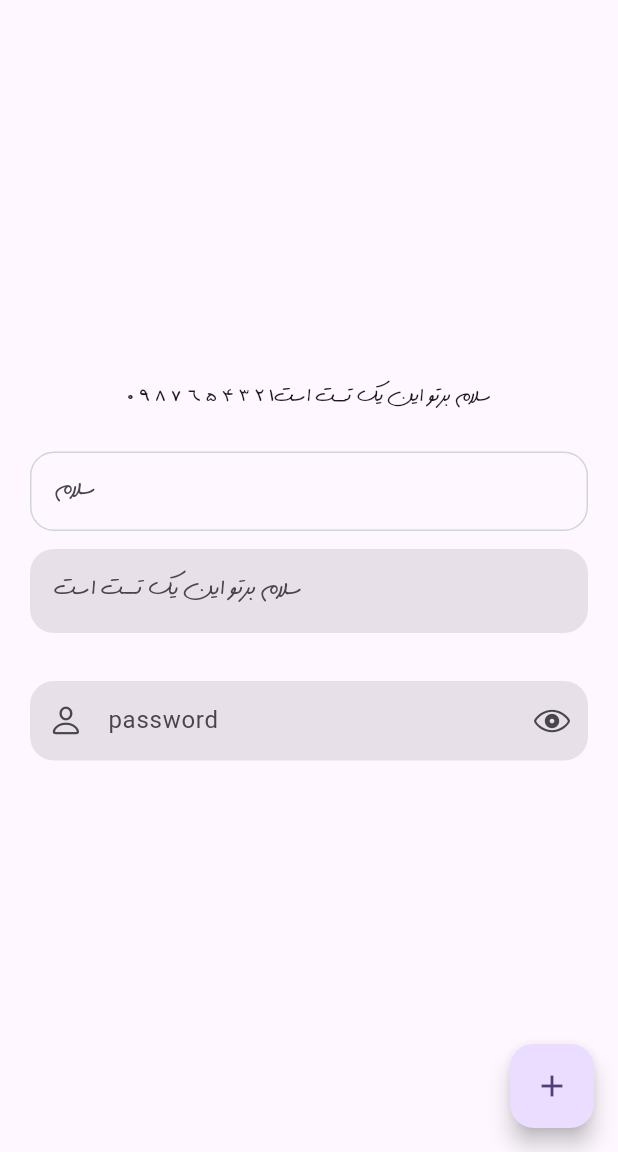
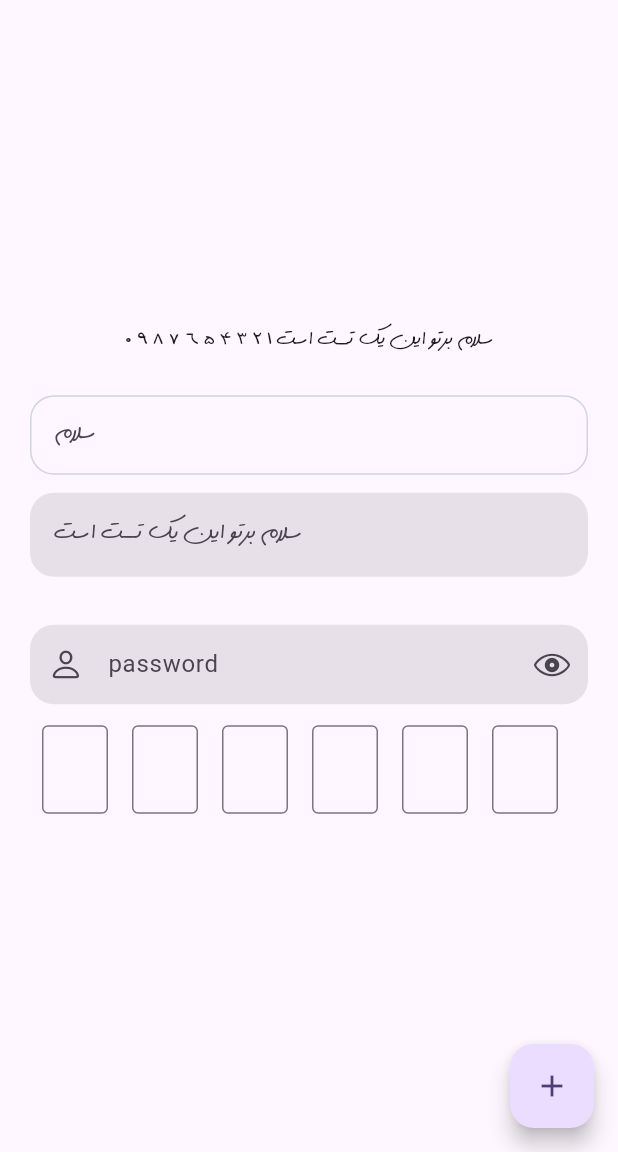
Before and after one commit to mes71/m_kit, a Flutter app: the screen it shows after launch, on a phone screen of 412 x 824 dp, the part 84-1236 px from its top. Run offline on Flutter 3.47's test engine with Material 3 defaults, Android fonts, the phone set to English and light mode, and no system bars.

Commit message:
feat :  otp code

```diff
--- a/example/lib/main.dart
+++ b/example/lib/main.dart
@@ -34,7 +34,6 @@ class _MyHomePageState extends State<MyHomePage> {
   @override
   void initState() {
     super.initState();
-    MLogger.log("Hello, MKit!");
   }
 
   @override
@@ -51,7 +50,7 @@ class _MyHomePageState extends State<MyHomePage> {
             mainAxisAlignment: MainAxisAlignment.center,
             children: <Widget>[
               Text(
-                "سلام برتو این یک تست است1 2 3 4 5 6 7 8 9 0",
+                "سلام برتو این یک تست است 1 2 3 4 5 6 7 8 9 0",
                 style: TextStyle(
                   fontFamily: 'dast',
                 ),
@@ -73,14 +72,22 @@ class _MyHomePageState extends State<MyHomePage> {
                   MLogger.log(value);
                 },
               ),
-              SizedBox(height: 20),
+              const SizedBox(height: 20),
               MTextField.password(
                 label: "password",
                 keyboardType: TextInputType.text,
                 onChanged: (value) {
                   MLogger.log(value);
                 },
+                onSubmitted: (value) {
+                  MLogger.log(value);
+                },
               ),
+              MOtp(
+                onCompleted: (code) {
+                  MLogger.log(code);
+                },
+              )
             ],
           ),
         ),
--- a/example/pubspec.yaml
+++ b/example/pubspec.yaml
@@ -4,7 +4,7 @@ publish_to: 'none'
 version: 1.0.0+1
 
 environment:
-  sdk: ^3.5.4
+  sdk: ^3.6.0
 dependencies:
   flutter:
     sdk: flutter
--- a/lib/src/widget/m_widget.dart
+++ b/lib/src/widget/m_widget.dart
@@ -1 +1,2 @@
+export 'otp/m_otp.dart';
 export 'text_input/m_text_input.dart';
--- /dev/null
+++ b/lib/src/widget/otp/m_otp.dart
@@ -0,0 +1,78 @@
+import 'package:flutter/material.dart';
+
+class MOtp extends StatefulWidget {
+  const MOtp({
+    super.key,
+    this.length = 6,
+    required this.onCompleted,
+  });
+
+  final int length;
+  final void Function(String) onCompleted;
+
+  @override
+  State<MOtp> createState() => _MOtpState();
+}
+
+class _MOtpState extends State<MOtp> {
+  late List<TextEditingController> _controllers;
+  late List<FocusNode> _focusNodes;
+
+  @override
+  void initState() {
+    super.initState();
+    _controllers = List.generate(widget.length, (_) => TextEditingController());
+    _focusNodes = List.generate(widget.length, (_) => FocusNode());
+  }
+
+  @override
+  Widget build(BuildContext context) {
+    return Row(
+      children: List.generate(widget.length, (index) {
+        return Container(
+          padding: EdgeInsets.all(8),
+          width: 60,
+          child: TextField(
+            focusNode: _focusNodes[index],
+            keyboardType: TextInputType.number,
+            maxLength: 1,
+            textAlign: TextAlign.center,
+            style: const TextStyle(fontSize: 18),
+            decoration: const InputDecoration(
+              counterText: "", // Hides the maxLength counter
+              border: OutlineInputBorder(),
+            ),
+            onChanged: (value) => _onChanged(index, value),
+          ),
+        );
+      }),
+    );
+  }
+
+  @override
+  void dispose() {
+    for (var e in _controllers) {
+      e.dispose();
+    }
+
+    for (var e in _focusNodes) {
+      e.dispose();
+    }
+    super.dispose();
+  }
+
+  void _onChanged(int index, String value) {
+    if (value.isEmpty) {
+      if (index < widget.length - 1) {
+        _focusNodes[index + 1].requestFocus();
+      } else {
+        _focusNodes[index].unfocus();
+      }
+    }
+    final otp = _controllers.map((c) => c.text).join();
+
+    if (otp.length == widget.length) {
+      widget.onCompleted(otp);
+    }
+  }
+}
--- a/pubspec.yaml
+++ b/pubspec.yaml
@@ -4,7 +4,7 @@ version: 0.0.1
 homepage:
 
 environment:
-  sdk: ^3.5.4
+  sdk: ^3.6.0
   flutter: ">=1.17.0"
 
 dependencies:
```
Also changed, not shown: example/pubspec.lock.
